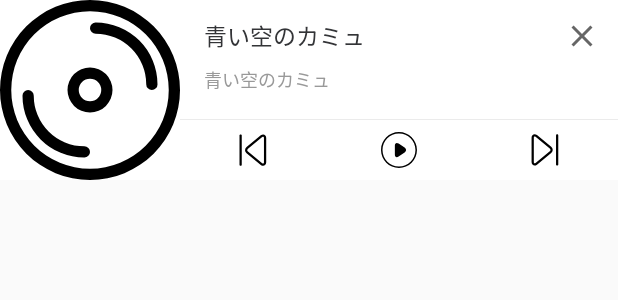
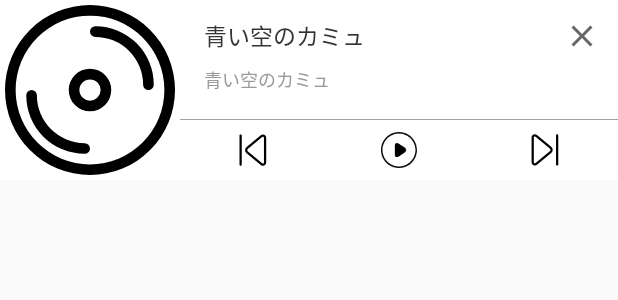
Before and after one commit to usagisang/MusicAppPlus, an Android app: the layout layout_service_big_notification.xml on its own in the app's theme, with its tools: preview values and no code run, on a phone screen of 412 x 824 dp. Shown: the top 300 px of the screen. Run offline under Robolectric (Android 15) with nearby library versions, the phone set to English and light mode, and no system bars.

Commit message:
refactor:对界面的一些修改

```diff
--- a/app/src/main/res/layout/activity_main.xml
+++ b/app/src/main/res/layout/activity_main.xml
@@ -17,7 +17,7 @@
     <com.gochiusa.musicapp.plus.widget.BottomMusicWidget
         android:id="@+id/widget_bottom_music"
         android:layout_alignParentBottom="true"
-        android:background="@color/color_main_bottom_background"
+        android:background="@color/colorWhite"
         android:layout_width="match_parent"
         android:layout_height="wrap_content"/>
 </RelativeLayout>
--- a/app/src/main/res/layout/item_adapter_music_card.xml
+++ b/app/src/main/res/layout/item_adapter_music_card.xml
@@ -5,7 +5,7 @@
     android:layout_height="wrap_content"
     android:orientation="vertical"
     tools:paddingLeft="15dp"
-    android:background="?android:attr/selectableItemBackgroundBorderless"
+    android:background="?android:attr/selectableItemBackground"
     xmlns:tools="http://schemas.android.com/tools">
     <TextView
         android:id="@+id/tv_adapter_music_name"
--- a/app/src/main/res/layout/layout_service_big_notification.xml
+++ b/app/src/main/res/layout/layout_service_big_notification.xml
@@ -3,14 +3,14 @@
     android:layout_width="match_parent"
     android:layout_height="120dp"
     xmlns:tools="http://schemas.android.com/tools"
-    android:background="@color/colorWhite"
-    android:orientation="horizontal">
+    android:background="@color/colorWhite">
 
     <ImageView
         android:id="@+id/iv_service_album_image"
         android:layout_width="120dp"
         android:layout_height="120dp"
         android:layout_gravity="center_vertical"
+        android:padding="3dp"
         android:src="@drawable/ic_widget_album"
         android:scaleType="centerCrop" />
 
@@ -63,12 +63,12 @@
             android:textSize="12sp" />
     </LinearLayout>
 
-    <View
+    <LinearLayout
         android:layout_width="match_parent"
         android:layout_height="0.5dp"
         android:layout_toEndOf="@+id/iv_service_album_image"
         android:layout_above="@+id/ll_service_control_button"
-        android:background="@color/color_service_indicator_background" />
+        android:background="@color/tab_text_color"/>
 
     <LinearLayout
         android:id="@+id/ll_service_control_button"
--- a/app/src/main/res/layout/layout_service_small_notification.xml
+++ b/app/src/main/res/layout/layout_service_small_notification.xml
@@ -7,12 +7,13 @@
         android:id="@+id/iv_service_small_song_album"
         android:layout_width="64dp"
         android:layout_height="64dp"
+        android:padding="1dp"
         android:layout_gravity="center_vertical"
         android:src="@drawable/ic_widget_album"
         android:scaleType="centerCrop" />
     <LinearLayout
         android:id="@+id/ll_service_name_part"
-        android:layout_width="wrap_content"
+        android:layout_width="100dp"
         android:layout_height="wrap_content"
         android:layout_centerVertical="true"
         android:layout_toEndOf="@id/iv_service_small_song_album"
```
Also changed, not shown: app/src/main/res/layout/widget_bottom_music.xml (+6 -4 lines).
